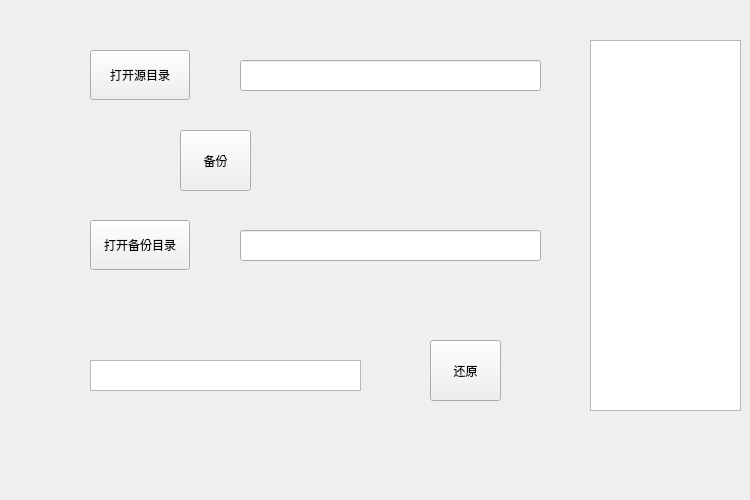
The window that NMS_save_backups/menu.ui (Xavier-Su/File_backup) describes before a commit, drawn with Qt 5.
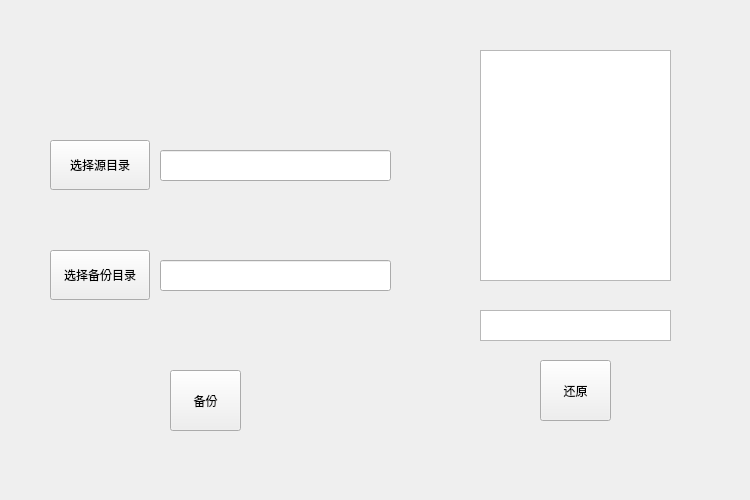
The same window after the commit. Icons and pictures are not drawn.

Diff of the .ui file:
```diff
--- a/NMS_save_backups/menu.ui
+++ b/NMS_save_backups/menu.ui
@@ -13,14 +13,17 @@
   <property name="windowTitle">
    <string>menu</string>
   </property>
+  <property name="styleSheet">
+   <string notr="true">#menu{border-image:url(:/images/resource/bg.jpg)}</string>
+  </property>
   <widget class="QPushButton" name="open">
    <property name="enabled">
     <bool>true</bool>
    </property>
    <property name="geometry">
     <rect>
-     <x>90</x>
-     <y>50</y>
+     <x>50</x>
+     <y>140</y>
      <width>100</width>
      <height>50</height>
     </rect>
@@ -29,15 +32,15 @@
     <bool>false</bool>
    </property>
    <property name="text">
-    <string>打开源目录</string>
+    <string>选择源目录</string>
    </property>
   </widget>
   <widget class="QLineEdit" name="lineEdit">
    <property name="geometry">
     <rect>
-     <x>240</x>
-     <y>60</y>
-     <width>301</width>
+     <x>160</x>
+     <y>150</y>
+     <width>231</width>
      <height>31</height>
     </rect>
    </property>
@@ -45,22 +48,22 @@
   <widget class="QPushButton" name="open_after">
    <property name="geometry">
     <rect>
-     <x>90</x>
-     <y>220</y>
+     <x>50</x>
+     <y>250</y>
      <width>100</width>
      <height>50</height>
     </rect>
    </property>
    <property name="text">
-    <string>打开备份目录</string>
+    <string>选择备份目录</string>
    </property>
   </widget>
   <widget class="QLineEdit" name="lineEdit_2">
    <property name="geometry">
     <rect>
-     <x>240</x>
-     <y>230</y>
-     <width>301</width>
+     <x>160</x>
+     <y>260</y>
+     <width>231</width>
      <height>31</height>
     </rect>
    </property>
@@ -68,8 +71,8 @@
   <widget class="QPushButton" name="backup">
    <property name="geometry">
     <rect>
-     <x>180</x>
-     <y>130</y>
+     <x>170</x>
+     <y>370</y>
      <width>71</width>
      <height>61</height>
     </rect>
@@ -81,8 +84,8 @@
   <widget class="QPushButton" name="recovery">
    <property name="geometry">
     <rect>
-     <x>430</x>
-     <y>340</y>
+     <x>540</x>
+     <y>360</y>
      <width>71</width>
      <height>61</height>
     </rect>
@@ -94,19 +97,19 @@
   <widget class="QListWidget" name="listWidget">
    <property name="geometry">
     <rect>
-     <x>590</x>
-     <y>40</y>
-     <width>151</width>
-     <height>371</height>
+     <x>480</x>
+     <y>50</y>
+     <width>191</width>
+     <height>231</height>
     </rect>
    </property>
   </widget>
   <widget class="QTextEdit" name="textEdit">
    <property name="geometry">
     <rect>
-     <x>90</x>
-     <y>360</y>
-     <width>271</width>
+     <x>480</x>
+     <y>310</y>
+     <width>191</width>
      <height>31</height>
     </rect>
    </property>
```
